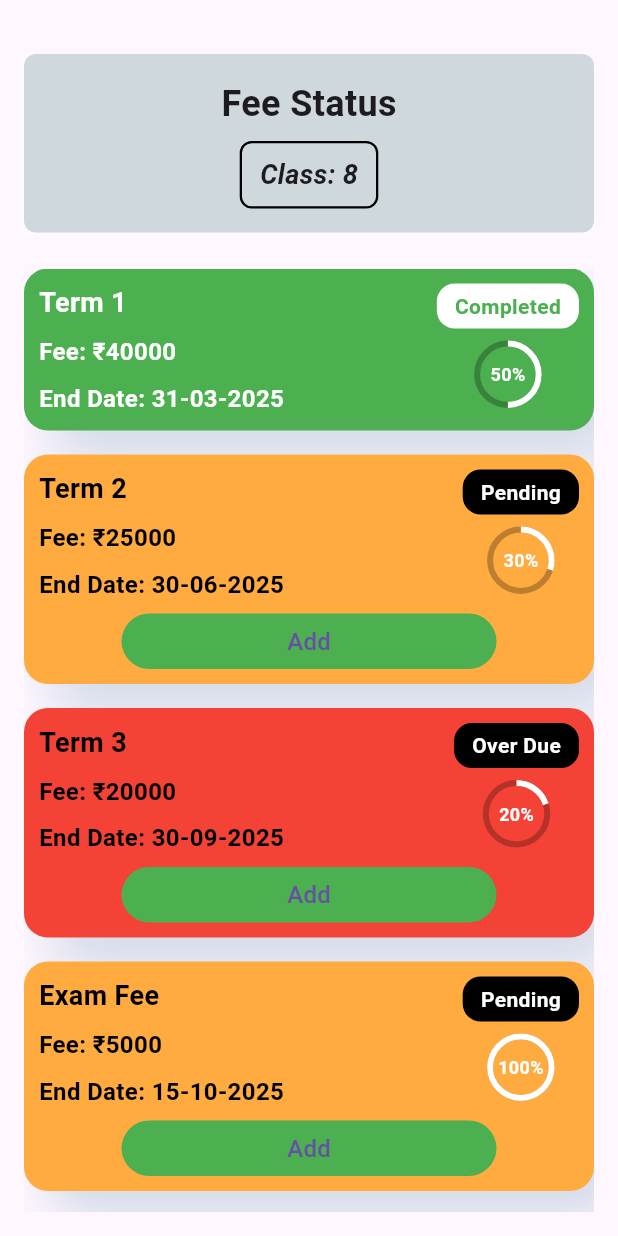
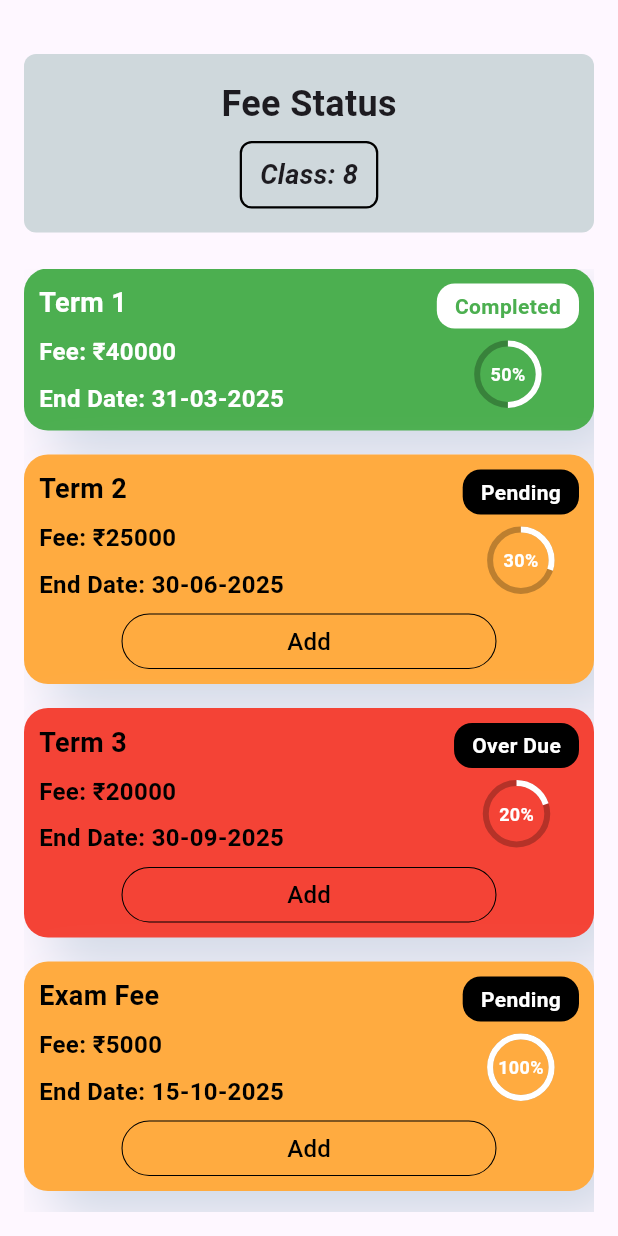
Before and after one commit to prabhas-kenche/school_see_fee_status, a Flutter app: the screen it shows after launch, on a phone screen of 412 x 824 dp. Run offline on Flutter 3.47's test engine with Material 3 defaults, Android fonts, the phone set to English and light mode, and no system bars; drawn by our look-alikes of percent_indicator.

Commit message:
Updated fee_status.dart with UI enhancements and functionality improvements

```diff
--- a/lib/fee_status.dart
+++ b/lib/fee_status.dart
@@ -1,3 +1,4 @@
+// main.dart
 import 'package:flutter/material.dart';
 import 'package:percent_indicator/circular_percent_indicator.dart';
 import 'payment.dart';
@@ -176,6 +177,7 @@ class _FeeCardState extends State<FeeCard> {
   @override
   Widget build(BuildContext context) {
     bool isClickable = widget.status != 'Completed';
+    Color cardColor = _getBackgroundColor();
 
     return GestureDetector(
       onTap: isClickable
@@ -201,7 +203,7 @@ class _FeeCardState extends State<FeeCard> {
         margin: EdgeInsets.only(bottom: 16),
         child: Container(
           decoration: BoxDecoration(
-            color: _getBackgroundColor(),
+            color: cardColor,
             borderRadius: BorderRadius.circular(16),
             boxShadow: [
               BoxShadow(
@@ -250,7 +252,6 @@ class _FeeCardState extends State<FeeCard> {
                         ),
                       ],
                     ),
-                    // Status Badge and Percentage Indicator
                     Column(
                       crossAxisAlignment: CrossAxisAlignment.center,
                       children: [
@@ -288,31 +289,24 @@ class _FeeCardState extends State<FeeCard> {
                     ),
                   ],
                 ),
-                // Add/Remove button
-                // Add/Remove button
                 if (widget.status == 'Pending' || widget.status == 'Over Due')
                   Padding(
                     padding: const EdgeInsets.only(top: 8.0),
-                    child: Column(
-                      mainAxisAlignment: MainAxisAlignment.end,
-                      children: [
-                        SizedBox(
+                    child: SizedBox(
                       width: 250,
                       height: 37,
                       child: ElevatedButton(
                         onPressed: toggleSelection,
                         style: ElevatedButton.styleFrom(
-                            backgroundColor:
-                              isSelected ? Colors.white : Colors.green,
-                            padding: EdgeInsets.zero,elevation: 0, // Add some vertical padding
+                          backgroundColor: cardColor,// Matches card color for both Add and Remove
+                          side: BorderSide(color: Colors.black, width: 0.7), // Black outline
+                          elevation: 0,
                         ),
                         child: Text(
                           isSelected ? 'Remove' : 'Add',
-                            style: TextStyle(fontSize: 16), // Adjust text size if needed
+                          style: TextStyle(fontSize: 16, color: Colors.black),
                         ),
                       ),
-                    ),
-                    ]
                     ),
                   ),
               ],
```
Lines whose indentation alone changed are shown as unchanged.
